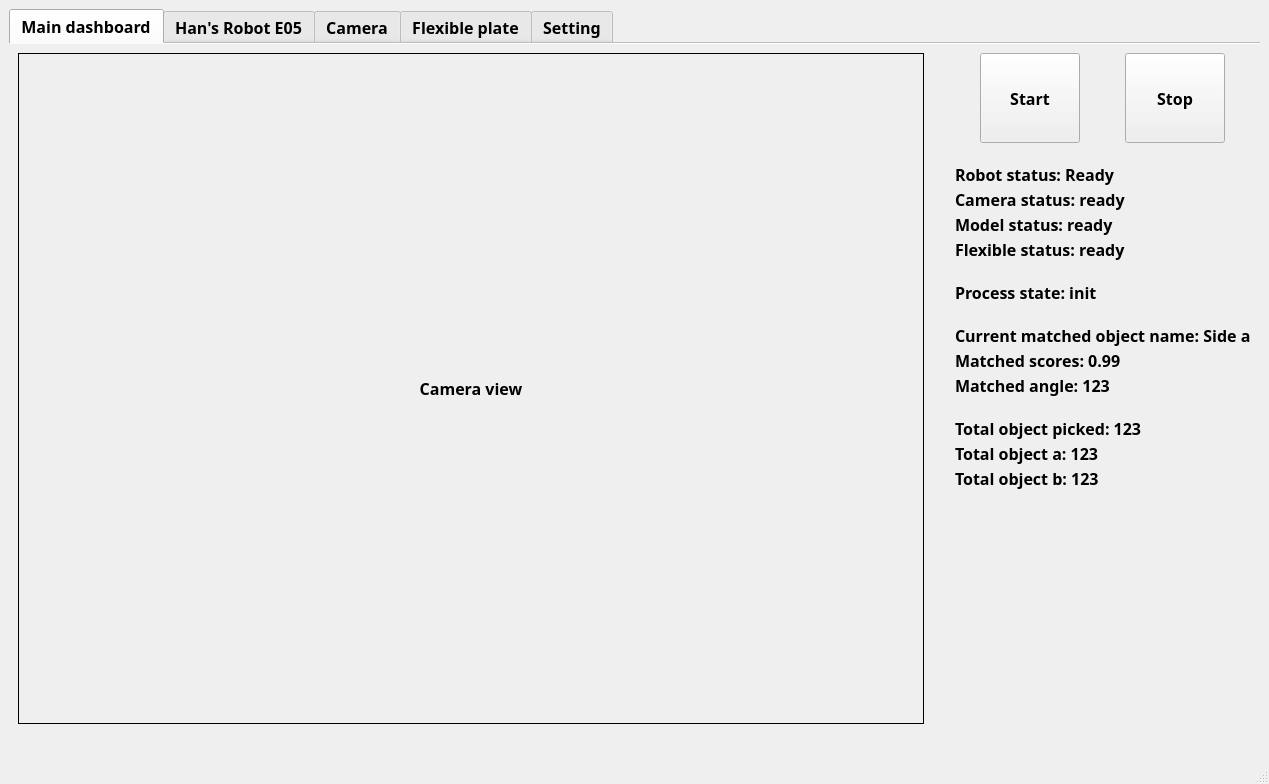
Qt form E05-PnP/mainwindow.ui (vie-dgb/E05-Pick-and-Place) before a commit.
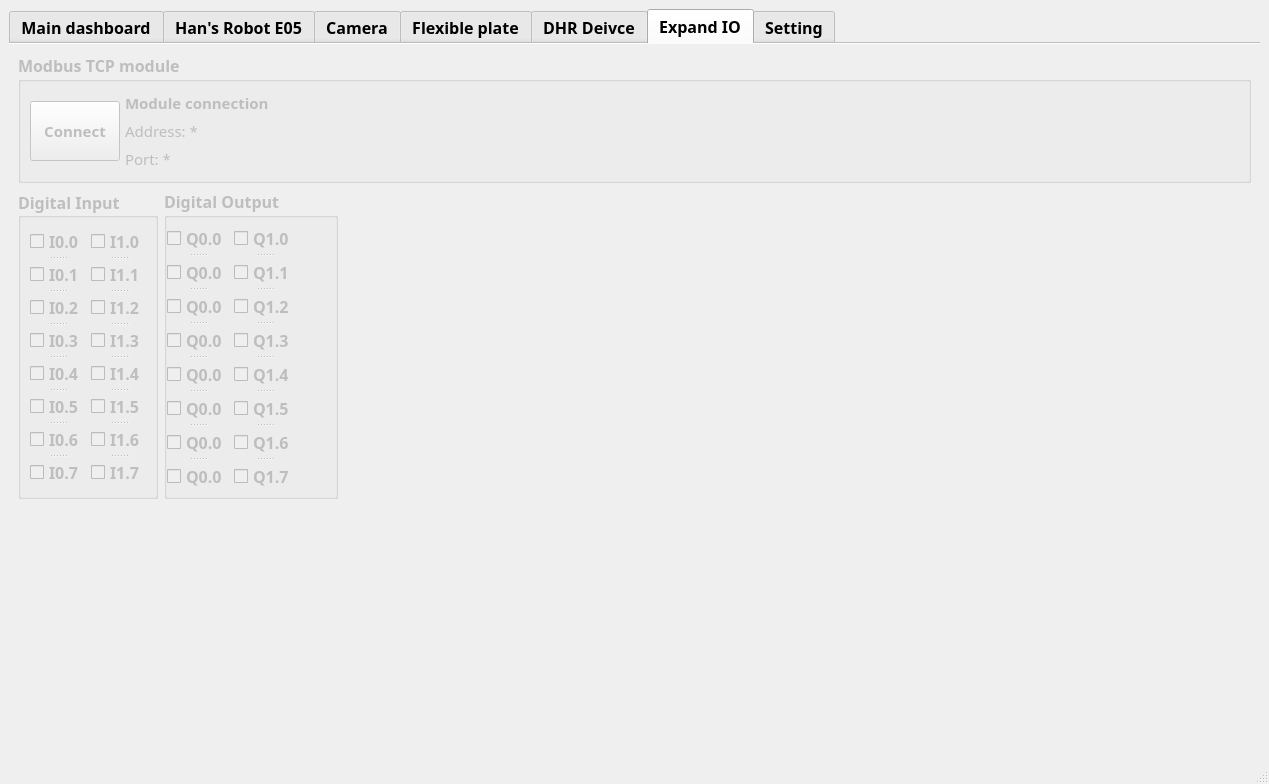
The same form after that commit. The open tabs and pages were chosen to show the change. Icons and pictures are not drawn. Custom widgets are drawn as their Qt base class.

Patch:
```diff
--- a/E05-PnP/mainwindow.ui
+++ b/E05-PnP/mainwindow.ui
@@ -283,7 +283,13 @@
              <number>2</number>
             </property>
             <item>
-             <widget class="QLabel" name="label_5">
+             <widget class="QLabel" name="label_dashboard_object_name">
+              <property name="minimumSize">
+               <size>
+                <width>400</width>
+                <height>0</height>
+               </size>
+              </property>
               <property name="maximumSize">
                <size>
                 <width>400</width>
@@ -291,7 +297,7 @@
                </size>
               </property>
               <property name="text">
-               <string>Current matched object name: Side a</string>
+               <string>Matched name: Side a</string>
               </property>
              </widget>
             </item>
@@ -2841,6 +2847,631 @@
         </item>
        </layout>
       </widget>
+      <widget class="QWidget" name="tab_DHR">
+       <attribute name="title">
+        <string>DHR Deivce</string>
+       </attribute>
+       <layout class="QVBoxLayout" name="verticalLayout_25">
+        <item>
+         <widget class="QGroupBox" name="groupBox_VibratePlate_3">
+          <property name="maximumSize">
+           <size>
+            <width>16777215</width>
+            <height>16777215</height>
+           </size>
+          </property>
+          <property name="font">
+           <font>
+            <family>Segoe UI Variable Text Semibold</family>
+            <pointsize>12</pointsize>
+            <bold>true</bold>
+           </font>
+          </property>
+          <property name="title">
+           <string>Serial port status</string>
+          </property>
+          <layout class="QHBoxLayout" name="horizontalLayout_24">
+           <property name="spacing">
+            <number>5</number>
+           </property>
+           <item>
+            <widget class="QPushButton" name="btn_dhr_serial_connect">
+             <property name="minimumSize">
+              <size>
+               <width>90</width>
+               <height>60</height>
+              </size>
+             </property>
+             <property name="maximumSize">
+              <size>
+               <width>90</width>
+               <height>60</height>
+              </size>
+             </property>
+             <property name="font">
+              <font>
+               <family>Segoe UI Variable Text Semibold</family>
+               <pointsize>11</pointsize>
+               <bold>true</bold>
+              </font>
+             </property>
+             <property name="text">
+              <string>Connect</string>
+             </property>
+            </widget>
+           </item>
+           <item>
+            <layout class="QVBoxLayout" name="verticalLayout_24">
+             <property name="spacing">
+              <number>4</number>
+             </property>
+             <item>
+              <widget class="QLabel" name="label_dhr_serial_connect">
+               <property name="sizePolicy">
+                <sizepolicy hsizetype="MinimumExpanding" vsizetype="Preferred">
+                 <horstretch>0</horstretch>
+                 <verstretch>0</verstretch>
+                </sizepolicy>
+               </property>
+               <property name="minimumSize">
+                <size>
+                 <width>200</width>
+                 <height>24</height>
+                </size>
+               </property>
+               <property name="maximumSize">
+                <size>
+                 <width>200</width>
+                 <height>24</height>
+                </size>
+               </property>
+               <property name="font">
+                <font>
+                 <family>Segoe UI Variable Text Semibold</family>
+                 <pointsize>11</pointsize>
+                 <bold>true</bold>
+                </font>
+               </property>
+               <property name="text">
+                <string>Serial no connection</string>
+               </property>
+              </widget>
+             </item>
+             <item>
+              <widget class="QLabel" name="label_dhr_serial_name">
+               <property name="sizePolicy">
+                <sizepolicy hsizetype="MinimumExpanding" vsizetype="Preferred">
+                 <horstretch>0</horstretch>
+                 <verstretch>0</verstretch>
+                </sizepolicy>
+               </property>
+               <property name="minimumSize">
+                <size>
+                 <width>200</width>
+                 <height>24</height>
+                </size>
+               </property>
+               <property name="maximumSize">
+                <size>
+                 <width>200</width>
+                 <height>24</height>
+                </size>
+               </property>
+               <property name="font">
+                <font>
+                 <family>Segoe UI Variable Text Semibold</family>
+                 <pointsize>11</pointsize>
+                 <bold>false</bold>
+                </font>
+               </property>
+               <property name="text">
+                <string>Port name: *</string>
+               </property>
+              </widget>
+             </item>
+            </layout>
+           </item>
+           <item>
+            <spacer name="horizontalSpacer_18">
+             <property name="orientation">
+              <enum>Qt::Horizontal</enum>
+             </property>
+             <property name="sizeHint" stdset="0">
+              <size>
+               <width>40</width>
+               <height>20</height>
+              </size>
+             </property>
+            </spacer>
+           </item>
+          </layout>
+         </widget>
+        </item>
+        <item>
+         <layout class="QHBoxLayout" name="horizontalLayout_25">
+          <item>
+           <widget class="DhRgiWidget" name="widget_Rgi_Control" native="true">
+            <property name="font">
+             <font>
+              <family>Segoe UI Variable Text Semibold</family>
+              <pointsize>12</pointsize>
+              <bold>true</bold>
+             </font>
+            </property>
+           </widget>
+          </item>
+          <item>
+           <spacer name="horizontalSpacer_17">
+            <property name="orientation">
+             <enum>Qt::Horizontal</enum>
+            </property>
+            <property name="sizeHint" stdset="0">
+             <size>
+              <width>40</width>
+              <height>20</height>
+             </size>
+            </property>
+           </spacer>
+          </item>
+         </layout>
+        </item>
+        <item>
+         <spacer name="verticalSpacer_10">
+          <property name="orientation">
+           <enum>Qt::Vertical</enum>
+          </property>
+          <property name="sizeHint" stdset="0">
+           <size>
+            <width>20</width>
+            <height>40</height>
+           </size>
+          </property>
+         </spacer>
+        </item>
+       </layout>
+      </widget>
+      <widget class="QWidget" name="tab_ExpandIo">
+       <property name="enabled">
+        <bool>false</bool>
+       </property>
+       <attribute name="title">
+        <string>Expand IO</string>
+       </attribute>
+       <layout class="QVBoxLayout" name="verticalLayout_23">
+        <item>
+         <widget class="QGroupBox" name="groupBox_VibratePlate_2">
+          <property name="maximumSize">
+           <size>
+            <width>16777215</width>
+            <height>16777215</height>
+           </size>
+          </property>
+          <property name="font">
+           <font>
+            <family>Segoe UI Variable Text Semibold</family>
+            <pointsize>12</pointsize>
+            <bold>true</bold>
+           </font>
+          </property>
+          <property name="title">
+           <string>Modbus TCP module</string>
+          </property>
+          <layout class="QHBoxLayout" name="horizontalLayout_20">
+           <property name="spacing">
+            <number>5</number>
+           </property>
+           <item>
+            <widget class="QPushButton" name="btn_expandio_connect">
+             <property name="minimumSize">
+              <size>
+               <width>90</width>
+               <height>60</height>
+              </size>
+             </property>
+             <property name="maximumSize">
+              <size>
+               <width>90</width>
+               <height>60</height>
+              </size>
+             </property>
+             <property name="font">
+              <font>
+               <family>Segoe UI Variable Text Semibold</family>
+               <pointsize>11</pointsize>
+               <bold>true</bold>
+              </font>
+             </property>
+             <property name="text">
+              <string>Connect</string>
+             </property>
+            </widget>
+           </item>
+           <item>
+            <layout class="QVBoxLayout" name="verticalLayout_22">
+             <property name="spacing">
+              <number>4</number>
+             </property>
+             <item>
+              <widget class="QLabel" name="label_expandio_connect">
+               <property name="sizePolicy">
+                <sizepolicy hsizetype="MinimumExpanding" vsizetype="Preferred">
+                 <horstretch>0</horstretch>
+                 <verstretch>0</verstretch>
+                </sizepolicy>
+               </property>
+               <property name="minimumSize">
+                <size>
+                 <width>200</width>
+                 <height>24</height>
+                </size>
+               </property>
+               <property name="maximumSize">
+                <size>
+                 <width>200</width>
+                 <height>24</height>
+                </size>
+               </property>
+               <property name="font">
+                <font>
+                 <family>Segoe UI Variable Text Semibold</family>
+                 <pointsize>11</pointsize>
+                 <bold>true</bold>
+                </font>
+               </property>
+               <property name="text">
+                <string>Module connection</string>
+               </property>
+              </widget>
+             </item>
+             <item>
+              <widget class="QLabel" name="label_expandio_ip">
+               <property name="sizePolicy">
+                <sizepolicy hsizetype="MinimumExpanding" vsizetype="Preferred">
+                 <horstretch>0</horstretch>
+                 <verstretch>0</verstretch>
+                </sizepolicy>
+               </property>
+               <property name="minimumSize">
+                <size>
+                 <width>200</width>
+                 <height>24</height>
+                </size>
+               </property>
+               <property name="maximumSize">
+                <size>
+                 <width>200</width>
+                 <height>24</height>
+                </size>
+               </property>
+               <property name="font">
+                <font>
+                 <family>Segoe UI Variable Text Semibold</family>
+                 <pointsize>11</pointsize>
+                 <bold>false</bold>
+                </font>
+               </property>
+               <property name="text">
+                <string>Address: *</string>
+               </property>
+              </widget>
+             </item>
+             <item>
+              <widget class="QLabel" name="label_expandio_port">
+               <property name="sizePolicy">
+                <sizepolicy hsizetype="MinimumExpanding" vsizetype="Preferred">
+                 <horstretch>0</horstretch>
+                 <verstretch>0</verstretch>
+                </sizepolicy>
+               </property>
+               <property name="minimumSize">
+                <size>
+                 <width>200</width>
+                 <height>24</height>
+                </size>
+               </property>
+               <property name="maximumSize">
+                <size>
+                 <width>200</width>
+                 <height>24</height>
+                </size>
+               </property>
+               <property name="font">
+                <font>
+                 <family>Segoe UI Variable Text Semibold</family>
+                 <pointsize>11</pointsize>
+                 <bold>false</bold>
+                </font>
+               </property>
+               <property name="text">
+                <string>Port: *</string>
+               </property>
+              </widget>
+             </item>
+            </layout>
+           </item>
+           <item>
+            <spacer name="horizontalSpacer_15">
+             <property name="orientation">
+              <enum>Qt::Horizontal</enum>
+             </property>
+             <property name="sizeHint" stdset="0">
+              <size>
+               <width>40</width>
+               <height>20</height>
+              </size>
+             </property>
+            </spacer>
+           </item>
+          </layout>
+         </widget>
+        </item>
+        <item>
+         <layout class="QHBoxLayout" name="horizontalLayout_23">
+          <item>
+           <widget class="QGroupBox" name="groupBox_Robot_DI_2">
+            <property name="font">
+             <font>
+              <family>Segoe UI Variable Text Semibold</family>
+              <pointsize>12</pointsize>
+              <bold>true</bold>
+             </font>
+            </property>
+            <property name="title">
+             <string>Digital Input</string>
+            </property>
+            <property name="alignment">
+             <set>Qt::AlignLeading|Qt::AlignLeft|Qt::AlignVCenter</set>
+            </property>
+            <layout class="QHBoxLayout" name="horizontalLayout_21">
+             <item>
+              <widget class="QSplitter" name="splitter_2">
+               <property name="orientation">
+                <enum>Qt::Vertical</enum>
+               </property>
+               <widget class="QCheckBox" name="checkBox_exio_in_0_0">
+                <property name="text">
+                 <string>I0.0</string>
+                </property>
+               </widget>
+               <widget class="QCheckBox" name="checkBox_exio_in_0_1">
+                <property name="text">
+                 <string>I0.1</string>
+                </property>
+               </widget>
+               <widget class="QCheckBox" name="checkBox_exio_in_0_2">
+                <property name="text">
+                 <string>I0.2</string>
+                </property>
+               </widget>
+               <widget class="QCheckBox" name="checkBox_exio_in_0_3">
+                <property name="text">
+                 <string>I0.3</string>
+                </property>
+               </widget>
+               <widget class="QCheckBox" name="checkBox_exio_in_0_4">
+                <property name="text">
+                 <string>I0.4</string>
+                </property>
+               </widget>
+               <widget class="QCheckBox" name="checkBox_exio_in_0_5">
+                <property name="text">
+                 <string>I0.5</string>
+                </property>
+               </widget>
+               <widget class="QCheckBox" name="checkBox_exio_in_0_6">
+                <property name="text">
+                 <string>I0.6</string>
+                </property>
+               </widget>
+               <widget class="QCheckBox" name="checkBox_exio_in_0_7">
+                <property name="text">
+                 <string>I0.7</string>
+                </property>
+               </widget>
+              </widget>
+             </item>
+             <item>
+              <widget class="QSplitter" name="splitter">
+               <property name="orientation">
+                <enum>Qt::Vertical</enum>
+               </property>
+               <widget class="QCheckBox" name="checkBox_exio_in_1_0">
+                <property name="text">
+                 <string>I1.0</string>
+                </property>
+               </widget>
+               <widget class="QCheckBox" name="checkBox_exio_in_1_1">
+                <property name="text">
+                 <string>I1.1</string>
+                </property>
+               </widget>
+               <widget class="QCheckBox" name="checkBox_exio_in_1_2">
+                <property name="text">
+                 <string>I1.2</string>
+                </property>
+               </widget>
+               <widget class="QCheckBox" name="checkBox_exio_in_1_3">
+                <property name="text">
+                 <string>I1.3</string>
+                </property>
+               </widget>
+               <widget class="QCheckBox" name="checkBox_exio_in_1_4">
+                <property name="text">
+                 <string>I1.4</string>
+                </property>
+               </widget>
+               <widget class="QCheckBox" name="checkBox_exio_in_1_5">
+                <property name="text">
+                 <string>I1.5</string>
+                </property>
+               </widget>
+               <widget class="QCheckBox" name="checkBox_exio_in_1_6">
+                <property name="text">
+                 <string>I1.6</string>
+                </property>
+               </widget>
+               <widget class="QCheckBox" name="checkBox_exio_in_1_7">
+                <property name="text">
+                 <string>I1.7</string>
+                </property>
+               </widget>
+              </widget>
+             </item>
+            </layout>
+           </widget>
+          </item>
+          <item>
+           <widget class="QGroupBox" name="groupBox_Robot_DO_2">
+            <property name="font">
+             <font>
+              <family>Segoe UI Variable Text Semibold</family>
+              <pointsize>12</pointsize>
+              <bold>true</bold>
+             </font>
+            </property>
+            <property name="title">
+             <string>Digital Output</string>
+            </property>
+            <layout class="QHBoxLayout" name="horizontalLayout_22">
+             <property name="leftMargin">
+              <number>0</number>
+             </property>
+             <property name="topMargin">
+              <number>5</number>
+             </property>
+             <property name="rightMargin">
+              <number>40</number>
+             </property>
+             <property name="bottomMargin">
+              <number>5</number>
+             </property>
+             <item>
+              <widget class="QSplitter" name="splitter_3">
+               <property name="orientation">
+                <enum>Qt::Vertical</enum>
+               </property>
+               <widget class="QCheckBox" name="checkBox_exio_out_0_0">
+                <property name="text">
+                 <string>Q0.0</string>
+                </property>
+               </widget>
+               <widget class="QCheckBox" name="checkBox_exio_out_0_1">
+                <property name="text">
+                 <string>Q0.0</string>
+                </property>
+               </widget>
+               <widget class="QCheckBox" name="checkBox_exio_out_0_2">
+                <property name="text">
+                 <string>Q0.0</string>
+                </property>
+               </widget>
+               <widget class="QCheckBox" name="checkBox_exio_out_0_3">
+                <property name="text">
+                 <string>Q0.0</string>
+                </property>
+               </widget>
+               <widget class="QCheckBox" name="checkBox_exio_out_0_4">
+                <property name="text">
+                 <string>Q0.0</string>
+                </property>
+               </widget>
+               <widget class="QCheckBox" name="checkBox_exio_out_0_5">
+                <property name="text">
+                 <string>Q0.0</string>
+                </property>
+               </widget>
+               <widget class="QCheckBox" name="checkBox_exio_out_0_6">
+                <property name="text">
+                 <string>Q0.0</string>
+                </property>
+               </widget>
+               <widget class="QCheckBox" name="checkBox_exio_out_0_7">
+                <property name="text">
+                 <string>Q0.0</string>
+                </property>
+               </widget>
+              </widget>
+             </item>
+             <item>
+              <widget class="QSplitter" name="splitter_4">
+               <property name="orientation">
+                <enum>Qt::Vertical</enum>
+               </property>
+               <widget class="QCheckBox" name="checkBox_exio_out_1_0">
+                <property name="text">
+                 <string>Q1.0</string>
+                </property>
+               </widget>
+               <widget class="QCheckBox" name="checkBox_exio_out_1_1">
+                <property name="text">
+                 <string>Q1.1</string>
+                </property>
+               </widget>
+               <widget class="QCheckBox" name="checkBox_exio_out_1_2">
+                <property name="text">
+                 <string>Q1.2</string>
+                </property>
+               </widget>
+               <widget class="QCheckBox" name="checkBox_exio_out_1_3">
+                <property name="text">
+                 <string>Q1.3</string>
+                </property>
+               </widget>
+               <widget class="QCheckBox" name="checkBox_exio_out_1_4">
+                <property name="text">
+                 <string>Q1.4</string>
+                </property>
+               </widget>
+               <widget class="QCheckBox" name="checkBox_exio_out_1_5">
+                <property name="text">
+                 <string>Q1.5</string>
+                </property>
+               </widget>
+               <widget class="QCheckBox" name="checkBox_exio_out_1_6">
+                <property name="text">
+                 <string>Q1.6</string>
+                </property>
+               </widget>
+               <widget class="QCheckBox" name="checkBox_exio_out_1_7">
+                <property name="text">
+                 <string>Q1.7</string>
+                </property>
+               </widget>
+              </widget>
+             </item>
+            </layout>
+           </widget>
+          </item>
+          <item>
+           <spacer name="horizontalSpacer_16">
+            <property name="orientation">
+             <enum>Qt::Horizontal</enum>
+            </property>
+            <property name="sizeHint" stdset="0">
+             <size>
+              <width>40</width>
+              <height>20</height>
+             </size>
+            </property>
+           </spacer>
+          </item>
+         </layout>
+        </item>
+        <item>
+         <spacer name="verticalSpacer_9">
+          <property name="orientation">
+           <enum>Qt::Vertical</enum>
+          </property>
+          <property name="sizeHint" stdset="0">
+           <size>
+            <width>20</width>
+            <height>40</height>
+           </size>
+          </property>
+         </spacer>
+        </item>
+       </layout>
+      </widget>
       <widget class="QWidget" name="tab_Setting">
        <attribute name="icon">
         <iconset>
@@ -3018,6 +3649,14 @@
   </widget>
   <widget class="QStatusBar" name="statusbar"/>
  </widget>
+ <customwidgets>
+  <customwidget>
+   <class>DhRgiWidget</class>
+   <extends>QWidget</extends>
+   <header location="global">dh-robotic/dhrgiwidget.h</header>
+   <container>1</container>
+  </customwidget>
+ </customwidgets>
  <resources/>
  <connections/>
 </ui>
```
Left out of the diff: 562 changed lines with no effect on the pictures. Lines whose indentation alone changed are shown as unchanged.
